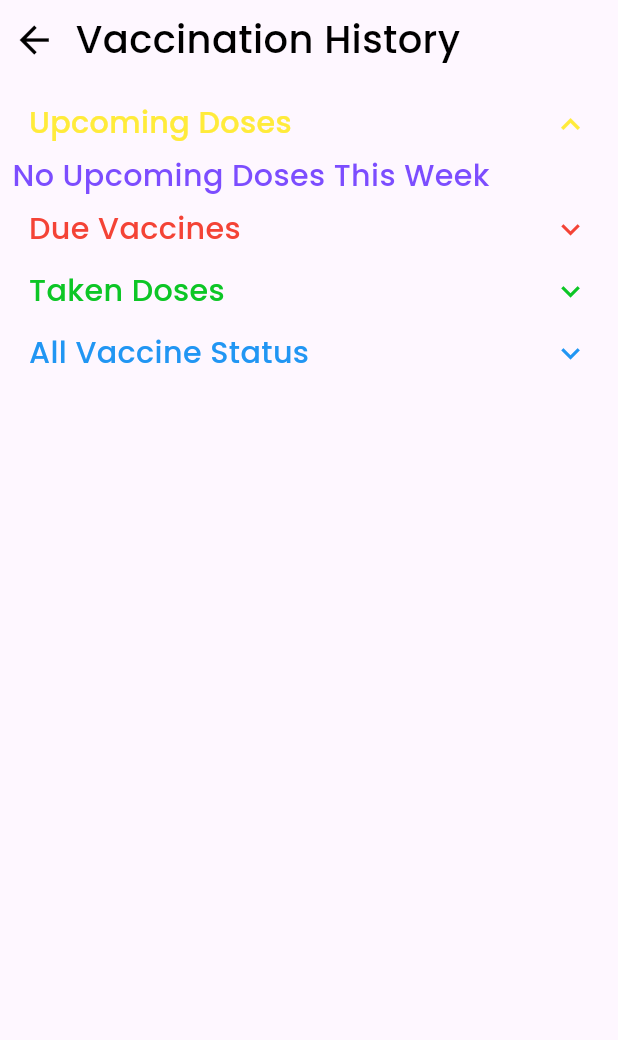
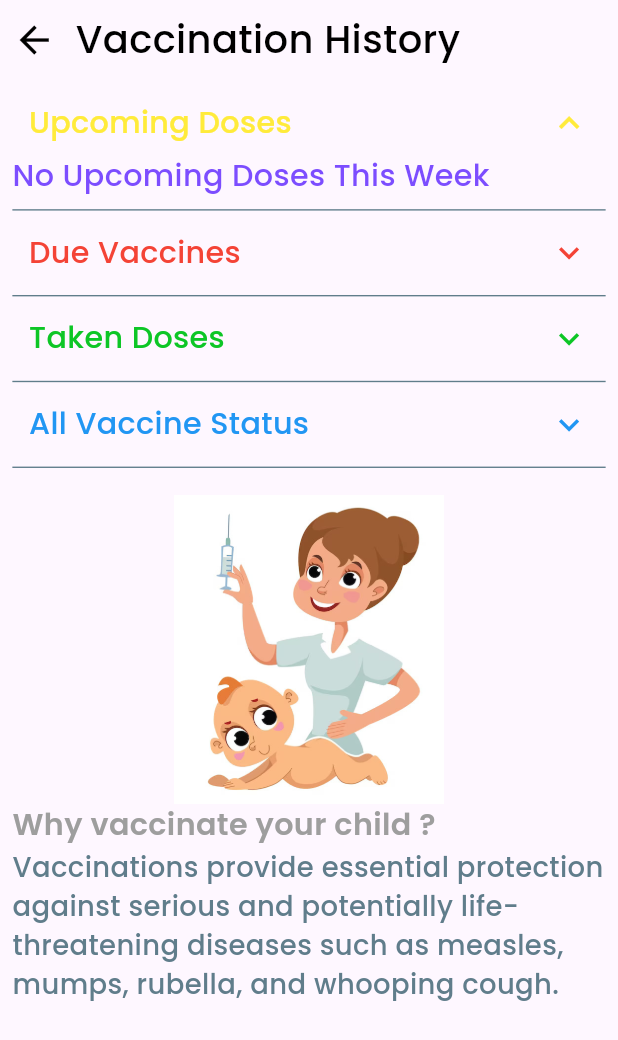
Before and after one commit to arush-shri/babynamaRecreation, a Flutter app: the screen it shows after launch, after a tap on "Track Vaccination", on a phone screen of 412 x 824 dp. Shown: the top 1040 px of the screen. Run offline on Flutter 3.47's test engine with Material 3 defaults, Android fonts, the light colour scheme and no system bars; our stand-ins replace flutter_screenutil, google_fonts.

Commit message:
vaccine page fixed

```diff
--- a/lib/vaccine_page.dart
+++ b/lib/vaccine_page.dart
@@ -1,3 +1,5 @@
+import 'dart:math';
+
 import 'package:babynama/file_handler.dart';
 import 'package:flutter/material.dart';
 import 'package:flutter_screenutil/flutter_screenutil.dart';
@@ -27,6 +29,20 @@ class _VaccinePageState extends State<VaccinePage> with TickerProviderStateMixin
   Map<int, Map<String, dynamic>> dueVaccineData = {};
   Map<int, Map<String, dynamic>> upcomingVaccineData ={};
   Map<int, Map<String, dynamic>> takenVaccineData = {};
+  final List<String> _reasonsToVaccinate = [
+    "Vaccinations provide essential protection against serious and potentially life-threatening diseases such as measles, mumps, rubella, and whooping cough.",
+    "Early vaccination helps develop a strong and resilient immune system in newborns.",
+    "Preventing the spread of infectious diseases within communities.",
+    "Vaccination reduces the risk of complications and severe outcomes from preventable illnesses.",
+    "Creating immunity during the vulnerable period when the risk of disease is high.",
+    "Contributing to community immunity (herd immunity) by protecting those who cannot be vaccinated.",
+    "Guarding against outbreaks of preventable diseases in the population.",
+    "Ensuring a healthy start in life by providing protection against harmful infections.",
+    "Reducing the risk of long-term disabilities caused by certain diseases.",
+    "Supporting global health efforts for the eradication of specific diseases through vaccination programs.",
+  ];
+
+  late String vaccineImportance;
 
   final DateTime DOB = DateTime.parse("2023-12-01");
 
@@ -34,10 +50,11 @@ class _VaccinePageState extends State<VaccinePage> with TickerProviderStateMixin
   void initState() {
     super.initState();
     loadMapData();
-    _arrowAnimationController1 = AnimationController(vsync: this, duration: const Duration(milliseconds: 200));
-    _arrowAnimationController2 = AnimationController(vsync: this, duration: const Duration(milliseconds: 200));
-    _arrowAnimationController3 = AnimationController(vsync: this, duration: const Duration(milliseconds: 200));
-    _arrowAnimationController4 = AnimationController(vsync: this, duration: const Duration(milliseconds: 200));
+    _arrowAnimationController1 = AnimationController(vsync: this, duration: const Duration(milliseconds: 250));
+    _arrowAnimationController2 = AnimationController(vsync: this, duration: const Duration(milliseconds: 250));
+    _arrowAnimationController3 = AnimationController(vsync: this, duration: const Duration(milliseconds: 250));
+    _arrowAnimationController4 = AnimationController(vsync: this, duration: const Duration(milliseconds: 250));
+    _arrowAnimationController1.forward();
   }
 
   bool isVaccineUpcoming(String fullDuration){
@@ -60,6 +77,28 @@ class _VaccinePageState extends State<VaccinePage> with TickerProviderStateMixin
       DateTime newDate = DOB.add(Duration(days: duration.toInt()*365));
       DateTime nextWeek = DateTime.now().add(const Duration(days: 7));
       return newDate.isBefore(nextWeek) && newDate.isAfter(DateTime.now());
+    }
+    return false;
+  }
+
+  bool isVaccineDue(String fullDuration){
+
+    List <String> durationList = fullDuration.split(':');
+    double duration = double.parse(durationList[1].substring(0, durationList[1].length - 1));
+    String durationType = durationList[1][durationList[1].length-1];
+    DateTime today = DateTime.now();
+
+    if(durationType == "w"){
+      DateTime newDate = DOB.add(Duration(days: duration.toInt()*7));
+      return newDate.isBefore(today);
+    }
+    if(durationType == "m"){
+      DateTime newDate = DOB.add(Duration(days: duration.toInt()*30));
+      return newDate.isBefore(today);
+    }
+    if(durationType == "y"){
+      DateTime newDate = DOB.add(Duration(days: duration.toInt()*365));
+      return newDate.isBefore(today);
     }
     return false;
   }
@@ -97,10 +136,9 @@ class _VaccinePageState extends State<VaccinePage> with TickerProviderStateMixin
             if(value2){
               tmp3[key2] = value2;
             }
-            else {
+            if(isVaccineDue(key2) && !value2) {
               tmp1[key2] = value2;
             }
-            print("$currQue $key2");
             if(isVaccineUpcoming(key2) && !value2){
               tmp2[key2] = value2;
             }
@@ -136,7 +174,7 @@ class _VaccinePageState extends State<VaccinePage> with TickerProviderStateMixin
 
   @override
   Widget build(BuildContext context) {
-
+    vaccineImportance = _reasonsToVaccinate[Random().nextInt(10)];
     return PopScope(
       canPop: true,
       onPopInvoked: (bool it){
@@ -187,8 +225,8 @@ class _VaccinePageState extends State<VaccinePage> with TickerProviderStateMixin
                       dropDownWidget("Upcoming Doses", _arrowAnimationController1, Colors.yellow, (){
                         upcomingVaccineVisible = !upcomingVaccineVisible;
                       }),
-                      Visibility(
-                        visible: upcomingVaccineVisible,
+                      SizeTransition(
+                        sizeFactor: _arrowAnimationController1,
                         child: upcomingVaccineData.isEmpty? Text("No Upcoming Doses This Week",
                           style: GoogleFonts.poppins(
                             textStyle: TextStyle(
@@ -210,12 +248,16 @@ class _VaccinePageState extends State<VaccinePage> with TickerProviderStateMixin
                           }).toList(),
                         ),
                       ),
+                      Divider(
+                        thickness: 1.w,
+                        color: Colors.blueGrey,
+                      ),
 
                       dropDownWidget("Due Vaccines", _arrowAnimationController2, Colors.red, (){
                         dueVaccineVisible = !dueVaccineVisible;
                       }),
-                      Visibility(
-                        visible: dueVaccineVisible,
+                      SizeTransition(
+                        sizeFactor: _arrowAnimationController2,
                         child: dueVaccineData.isEmpty? Text("No Due Vaccine Doses",
                           style: GoogleFonts.poppins(
                             textStyle: TextStyle(
@@ -237,12 +279,16 @@ class _VaccinePageState extends State<VaccinePage> with TickerProviderStateMixin
                           }).toList(),
                         ),
                       ),
+                      Divider(
+                        thickness: 1.w,
+                        color: Colors.blueGrey,
+                      ),
 
                       dropDownWidget("Taken Doses", _arrowAnimationController3, const Color(0xFF0DC626), (){
                         takenVaccineVisible = !takenVaccineVisible;
                       }),
-                      Visibility(
-                        visible: takenVaccineVisible,
+                      SizeTransition(
+                          sizeFactor: _arrowAnimationController3,
                         child: takenVaccineData.isEmpty? Text("No Vaccines Taken Yet",
                           style: GoogleFonts.poppins(
                             textStyle: TextStyle(
@@ -264,12 +310,16 @@ class _VaccinePageState extends State<VaccinePage> with TickerProviderStateMixin
                           }).toList(),
                         ),
                       ),
+                      Divider(
+                        thickness: 1.w,
+                        color: Colors.blueGrey,
+                      ),
 
                       dropDownWidget("All Vaccine Status", _arrowAnimationController4, Colors.blue, (){
                         allVaccineVisible = !allVaccineVisible;
                       }),
-                      Visibility(
-                        visible: allVaccineVisible,
+                      SizeTransition(
+                        sizeFactor: _arrowAnimationController4,
                         child: Column(
                           children: widget.vaccineData.asMap().entries.map((data) {
                             int index = data.key;
@@ -282,6 +332,37 @@ class _VaccinePageState extends State<VaccinePage> with TickerProviderStateMixin
                             );
                           }).toList(),
                         ),
+                      ),
+                      Divider(
+                        thickness: 1.w,
+                        color: Colors.blueGrey,
+                      ),
+                      SizedBox(height: 10.h,),
+                      Center(
+                        child: Image.asset(
+                          "images/vaccination.jpg",
+                          height: 200.h,
+                        ),
+                      ),
+                      Text("Why vaccinate your child ?",
+                        style: GoogleFonts.poppins(
+                          textStyle: TextStyle(
+                            fontSize: 22.sp,
+                            color: Colors.grey,
+                            fontWeight: FontWeight.w600,
+                          ),
+                        ),
+                        textAlign: TextAlign.left,
+                      ),
+                      Text(vaccineImportance,
+                        style: GoogleFonts.poppins(
+                          textStyle: TextStyle(
+                            fontSize: 20.sp,
+                            color: Colors.blueGrey,
+                            fontWeight: FontWeight.w500,
+                          ),
+                        ),
+                        textAlign: TextAlign.left,
                       ),
                     ],
                   ),
@@ -296,7 +377,7 @@ class _VaccinePageState extends State<VaccinePage> with TickerProviderStateMixin
 
   Widget dropDownWidget(String data, AnimationController arrowAnimController, Color colorPrimary, Function callback){
     return Padding(
-      padding: EdgeInsets.symmetric(horizontal: 12.w, vertical: 6.h),
+      padding: EdgeInsets.symmetric(horizontal: 12.w),
       child: InkWell(
         onTap: (){
           setState(() {
@@ -306,6 +387,8 @@ class _VaccinePageState extends State<VaccinePage> with TickerProviderStateMixin
             callback();
           });
         },
+        child: SizedBox(
+          height: 40.h,
           child: Row(
             mainAxisAlignment: MainAxisAlignment.spaceBetween,
             children: [
@@ -320,10 +403,10 @@ class _VaccinePageState extends State<VaccinePage> with TickerProviderStateMixin
               ),
               RotationTransition(
                 turns: Tween(begin: 0.0, end: 0.5).animate(arrowAnimController),
-              child: data[0]=='U'? Icon(Icons.keyboard_arrow_up_sharp, size: 24.h, color: colorPrimary)
-                  : Icon(Icons.keyboard_arrow_down_sharp, size: 24.h, color: colorPrimary),
+                child: Icon(Icons.keyboard_arrow_down_sharp, size: 26.h, color: colorPrimary),
               ),
             ],
+          ),
         ),
       ),
     );
@@ -364,7 +447,7 @@ class _VaccinePageState extends State<VaccinePage> with TickerProviderStateMixin
                         ),
                       ),
                     ),
-                    doseDue=="U"? Text(
+                    doseDue=="U" || doseDue=="D"? Text(
                       " (${dueDate(entry.key)})",
                       style: GoogleFonts.poppins(
                         textStyle: TextStyle(
```
Also changed, not shown: images/vaccination.jpg (added). Lines whose indentation alone changed are shown as unchanged.
